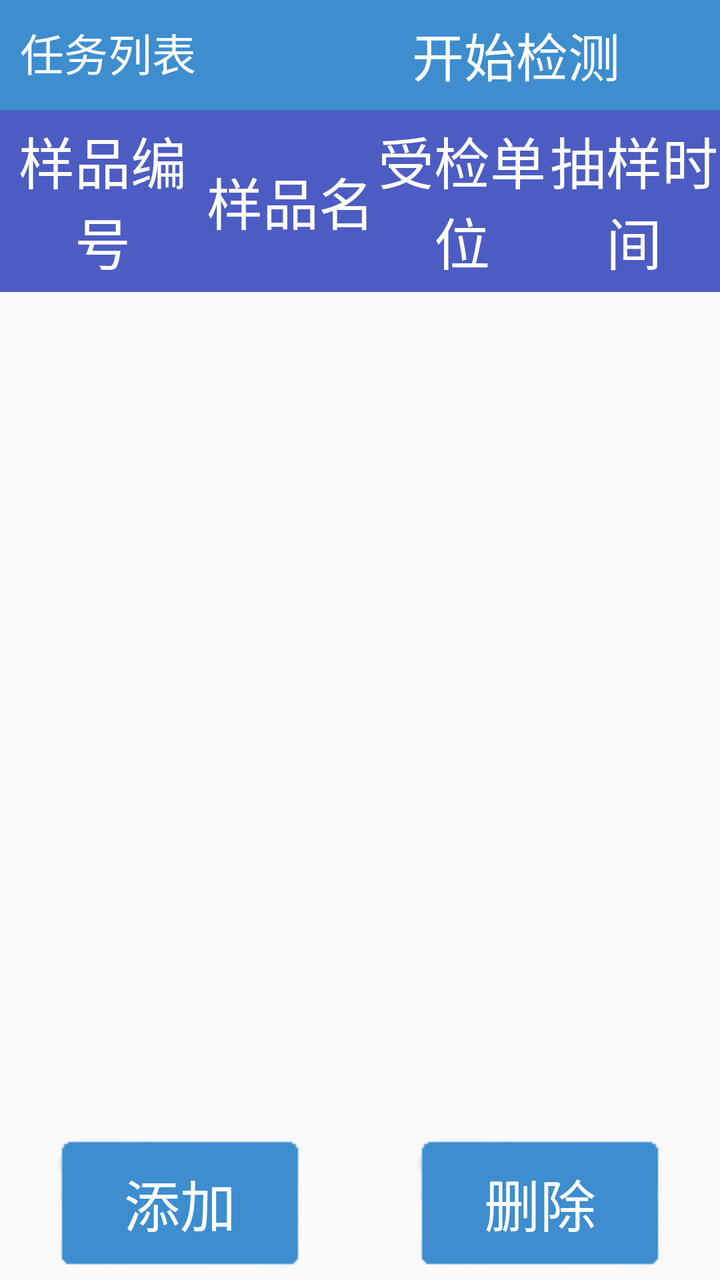
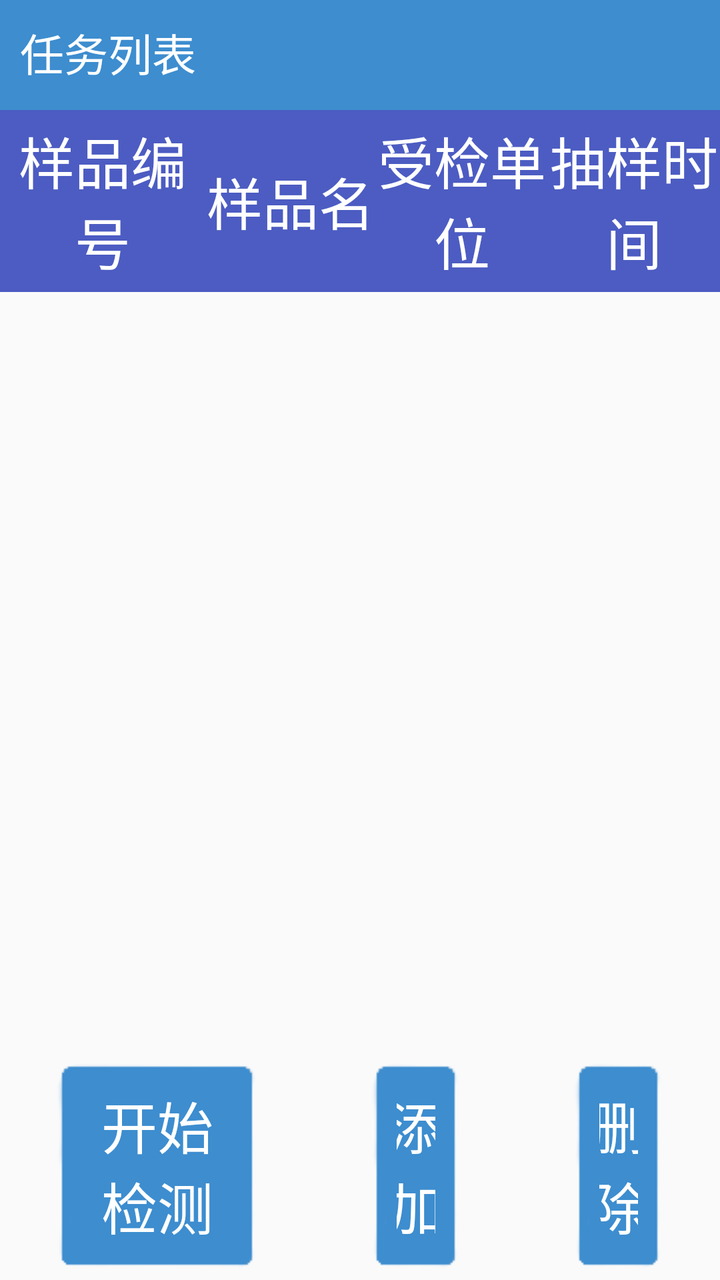

The first picture is an Android layout as it rendered before a commit; the second is the same layout after the commit. The layout source and the unified diff follow.
<!-- AndroidManifest.xml: application theme AppTheme -->
<!-- res/layout/activity_task_list.xml -->
<?xml version="1.0" encoding="utf-8"?>
<LinearLayout xmlns:android="http://schemas.android.com/apk/res/android"
    xmlns:app="http://schemas.android.com/apk/res-auto"
    xmlns:tools="http://schemas.android.com/tools"
    android:layout_width="match_parent"
    android:layout_height="match_parent"
    android:orientation="vertical"
    tools:context=".activity.task.TaskListActivity">

    <RelativeLayout
        android:layout_width="match_parent"
        android:layout_height="55dp"
        android:background="@color/bg_buy"
        android:orientation="horizontal">

        <TextView
            android:layout_width="wrap_content"
            android:layout_height="wrap_content"
            android:padding="10dp"
            android:text="任务列表"
            android:textColor="@color/white"
            android:textSize="22sp" />

        <TextView
            android:id="@+id/tv_start"
            android:layout_width="wrap_content"
            android:layout_height="match_parent"
            android:layout_alignParentRight="true"
            android:gravity="center"
            android:paddingLeft="50dp"
            android:paddingRight="50dp"
            android:text="开始检测"
            android:textColor="@color/white"
            android:textSize="26sp" />
    </RelativeLayout>

    <LinearLayout
        android:layout_width="match_parent"
        android:layout_height="match_parent"
        android:orientation="vertical">

        <include layout="@layout/item_task_list_header" />

        <androidx.recyclerview.widget.RecyclerView
            android:id="@+id/rv_data"
            android:layout_width="match_parent"
            android:layout_height="0dp"
            android:layout_weight="1" />

        <LinearLayout
            android:layout_width="match_parent"
            android:layout_height="wrap_content"
            android:orientation="horizontal">

            <Button
                android:layout_width="wrap_content"
                style="@style/BtnBottom"
                android:id="@+id/btn_add_task"
                android:layout_height="wrap_content"
                android:text="添加" />
            <Button
                android:layout_width="wrap_content"
                style="@style/BtnBottom"
                android:id="@+id/btn_remove_task"
                android:layout_height="wrap_content"
                android:text="删除" />
        </LinearLayout>

    </LinearLayout>


</LinearLayout>
<!-- res/layout/item_task_list_header.xml (included above) -->
<?xml version="1.0" encoding="utf-8"?>
<LinearLayout xmlns:android="http://schemas.android.com/apk/res/android"
    android:layout_width="match_parent"
    android:layout_height="wrap_content"
    android:background="@color/colorPrimaryDark"
    android:orientation="horizontal"
    android:paddingTop="5dp"
    android:paddingBottom="5dp">

    <ImageView
        android:id="@+id/iv_selected"
        android:layout_width="40dp"
        android:layout_height="40dp"
        android:visibility="gone"
        android:padding="5dp"
        android:scaleType="fitCenter"
        android:src="@drawable/cb_selector" />

    <TextView
        android:id="@+id/tv_id"
        android:layout_width="0dp"
        android:layout_height="match_parent"
        android:layout_weight="1.2"
        android:gravity="center"
        android:text="样品编号"
        android:textColor="@color/white"
        android:textSize="28sp" />

    <TextView
        android:id="@+id/tv_name"
        android:layout_width="0dp"
        android:layout_height="match_parent"
        android:layout_weight="1"
        android:gravity="center"
        android:text="样品名"
        android:textColor="@color/white"
        android:textSize="28sp" />

    <TextView
        android:id="@+id/tv_bjdw"
        android:layout_width="0dp"
        android:layout_height="match_parent"
        android:layout_weight="1"
        android:gravity="center"
        android:text="受检单位"
        android:textColor="@color/white"
        android:textSize="28sp" />

    <TextView
        android:id="@+id/tv_time"
        android:layout_width="0dp"
        android:layout_height="match_parent"
        android:layout_weight="1"
        android:gravity="center"
        android:text="抽样时间"
        android:textColor="@color/white"
        android:textSize="28sp" />
</LinearLayout>
<!-- resources referenced by this layout -->
<resources>
  <color name="bg_buy">#3D8DCF</color>
  <color name="colorPrimaryDark">#4C5CC2</color>
  <color name="white">#ffffff</color>
  <!-- drawable cb_selector (drawable) -->
  <?xml version="1.0" encoding="utf-8"?>
  <selector xmlns:android="http://schemas.android.com/apk/res/android">
      <item android:drawable="@drawable/cb_state_p" android:state_selected="true"></item>
      <item android:drawable="@drawable/cb_state_n" android:state_selected="false"></item>
  </selector>
  <style name="BtnBottom" parent="android:Widget.Material.Light.Button.Borderless.Small">
          
          <item name="android:textSize">28sp</item>
          <item name="android:textColor">@android:color/white</item>
          <item name="android:background">@drawable/btn_default1</item>
          <item name="android:layout_width">0dp</item>
          <item name="android:layout_marginRight">25dp</item>
          <item name="android:layout_marginLeft">25dp</item>
          <item name="android:layout_height">wrap_content</item>
          <item name="android:layout_weight">1</item>
      </style>
  <style name="AppTheme" parent="Theme.AppCompat.Light.DarkActionBar">
          
          <item name="android:windowNoTitle">true</item>
          <item name="android:windowFullscreen">true</item>
      </style>
  <!-- drawable cb_state_p: png bitmap (drawable, 3141 bytes) -->
  <!-- drawable cb_state_n: png bitmap (drawable, 1784 bytes) -->
  <!-- drawable btn_default1 (drawable) -->
  <?xml version="1.0" encoding="utf-8"?>
  <selector xmlns:android="http://schemas.android.com/apk/res/android">
      <item android:state_pressed="true" android:drawable="@drawable/btn_blue_selected1"></item>
      <item android:state_pressed="false" android:drawable="@drawable/btn_blue_normal1"></item>
      <item android:drawable="@drawable/btn_blue_normal1"></item>
  </selector>
  <!-- drawable btn_blue_selected1: png bitmap (drawable, 444 bytes) -->
  <!-- drawable btn_blue_normal1: png bitmap (drawable, 832 bytes) -->
</resources>

<!-- the commit's change to res/layout/activity_task_list.xml (unified diff, before → after) -->
@@ -21,17 +21,17 @@
             android:textColor="@color/white"
             android:textSize="22sp" />
 
-        <TextView
-            android:id="@+id/tv_start"
-            android:layout_width="wrap_content"
-            android:layout_height="match_parent"
-            android:layout_alignParentRight="true"
-            android:gravity="center"
-            android:paddingLeft="50dp"
-            android:paddingRight="50dp"
-            android:text="开始检测"
-            android:textColor="@color/white"
-            android:textSize="26sp" />
+
+
+
+
+
+
+
+
+
+
+
     </RelativeLayout>
 
     <LinearLayout
@@ -52,6 +52,12 @@
             android:layout_height="wrap_content"
             android:orientation="horizontal">
 
+            <Button
+                android:layout_width="wrap_content"
+                style="@style/BtnBottom"
+                android:id="@+id/btn_start"
+                android:layout_height="wrap_content"
+                android:text="开始检测" />
             <Button
                 android:layout_width="wrap_content"
                 style="@style/BtnBottom"
@@ -82,10 +88,11 @@
 
     <ImageView
         android:id="@+id/iv_selected"
-        android:layout_width="40dp"
-        android:layout_height="40dp"
+        android:layout_width="45dp"
+        android:layout_height="45dp"
         android:visibility="gone"
         android:padding="5dp"
+        android:layout_marginLeft="15dp"
         android:scaleType="fitCenter"
         android:src="@drawable/cb_selector" />
 
